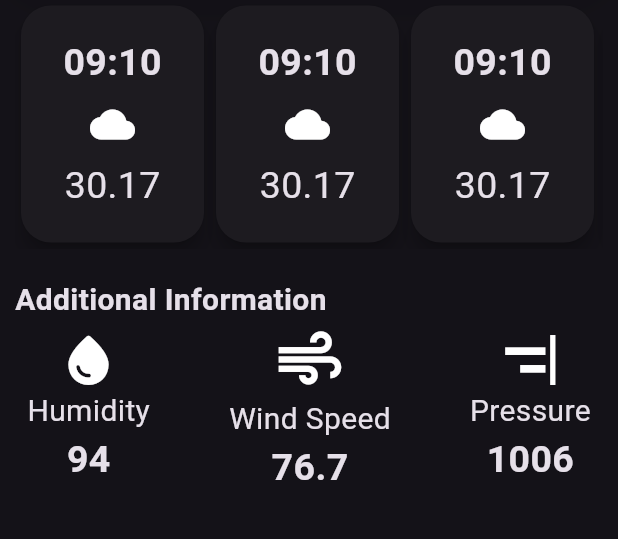
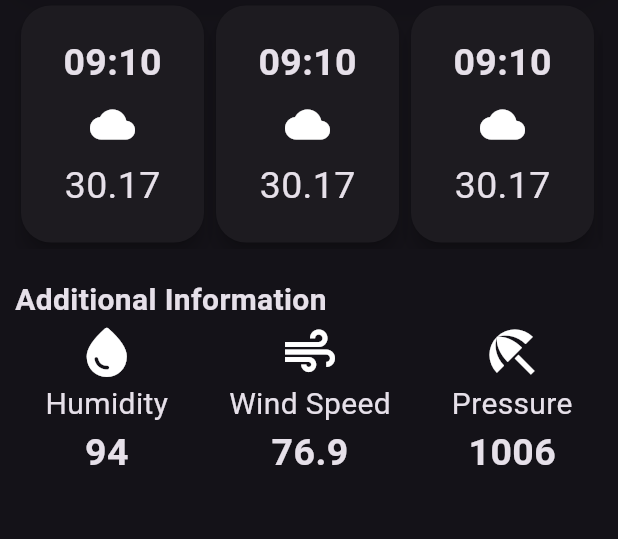
Before and after one commit to pr0f3ss0r/weather_app_flutter, a Flutter app: the screen it shows after launch, on a phone screen of 412 x 824 dp, the part 518-1057 px from its top. Run offline on Flutter 3.47's test engine with Material 3 defaults, Android fonts, the phone set to English and light mode, and no system bars.

Commit message:
refactored additionalInfor constructor

```diff
--- a/lib/additional_info.dart
+++ b/lib/additional_info.dart
@@ -1,72 +1,33 @@
 import 'package:flutter/material.dart';
 
 class AdditionalInfo extends StatelessWidget {
+  final IconData icon;
+  final String info;
+  final String value;
   const AdditionalInfo({
     super.key,
+    required this.icon,
+    required this.info,
+    required this.value,
   });
 
   @override
   Widget build(BuildContext context) {
-    return const Row(
-      mainAxisAlignment: MainAxisAlignment.spaceAround,
-      children: [
-        Column(
+    return Column(
       children: [
         Icon(
-              Icons.water_drop_rounded,
+          icon,
           size: 40,
         ),
-            Text('Humidity',
-                style: TextStyle(
+        Text(info,
+            style: const TextStyle(
               fontSize: 20,
             )),
-            Text('94',
-                style: TextStyle(
+        Text(value,
+            style: const TextStyle(
               fontSize: 25,
               fontWeight: FontWeight.bold,
-                ))
-          ],
-        ),
-        SizedBox(
-          width: 20,
-        ),
-        Column(
-          children: [
-            Icon(
-              Icons.air,
-              size: 50,
-            ),
-            Text('Wind Speed',
-                style: TextStyle(
-                  fontSize: 20,
             )),
-            Text('76.7',
-                style: TextStyle(
-                  fontSize: 25,
-                  fontWeight: FontWeight.bold,
-                ))
-          ],
-        ),
-        SizedBox(
-          width: 20,
-        ),
-        Column(
-          children: [
-            Icon(
-              Icons.align_horizontal_right_sharp,
-              size: 40,
-            ),
-            Text('Pressure',
-                style: TextStyle(
-                  fontSize: 20,
-                )),
-            Text('1006',
-                style: TextStyle(
-                  fontSize: 25,
-                  fontWeight: FontWeight.bold,
-                ))
-          ],
-        )
       ],
     );
   }
--- a/lib/weather_screen.dart
+++ b/lib/weather_screen.dart
@@ -1,8 +1,6 @@
 import 'package:flutter/material.dart';
 import 'package:weather_app/additional_info.dart';
 import 'package:weather_app/hourly_forecast.dart';
-
-
 
 class WeatherScreen extends StatelessWidget {
   const WeatherScreen({super.key});
@@ -88,7 +86,19 @@ class WeatherScreen extends StatelessWidget {
               'Additional Information',
               style: TextStyle(fontSize: 20, fontWeight: FontWeight.bold),
             ),
-            AdditionalInfo()
+            const Row(
+              mainAxisAlignment: MainAxisAlignment.spaceAround,
+              children: [
+                AdditionalInfo(
+                    icon: Icons.water_drop_rounded,
+                    info: 'Humidity',
+                    value: '94'),
+                AdditionalInfo(
+                    icon: Icons.air, info: 'Wind Speed', value: '76.9'),
+                AdditionalInfo(
+                    icon: Icons.beach_access, info: 'Pressure', value: '1006'),
+              ],
+            ),
           ],
         ),
       ),
```
Lines whose indentation alone changed are shown as unchanged.
